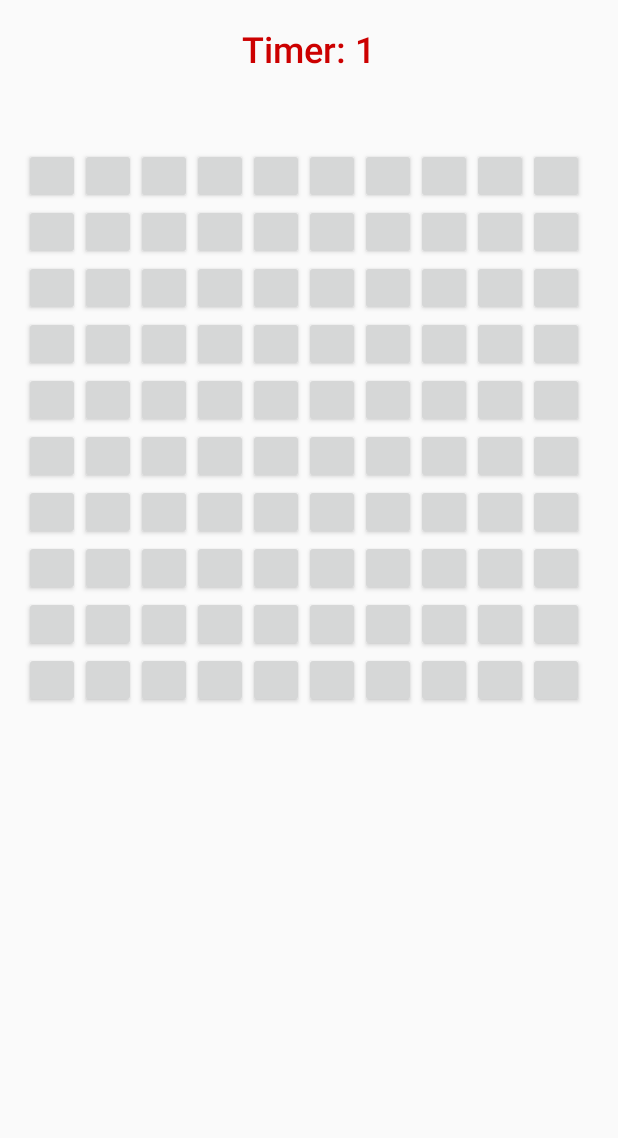
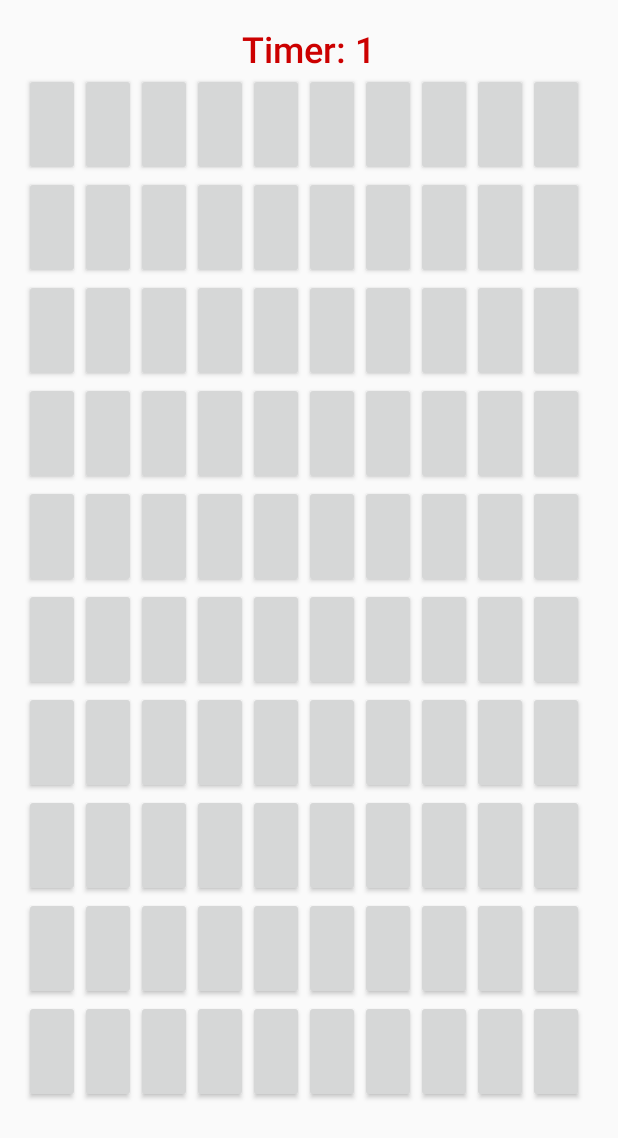
Before and after one commit to MeronKot/Minesweeper1, an Android app: the screen it shows after launch (MainActivity), after a tap on an icon or button, on a phone screen of 412 x 824 dp. Shown: the top 1138 px of the screen. Run offline under Robolectric (Android 15) with nearby library versions, the phone set to English and light mode, and no system bars; libraries missing offline, so code that uses them is left out: android.net.sip.

Commit message:
change to grid layout

```diff
--- a/app/src/main/java/com/example/dell/minesweeper/MainActivity.java
+++ b/app/src/main/java/com/example/dell/minesweeper/MainActivity.java
@@ -12,12 +12,17 @@ import android.location.LocationManager;
 import android.os.Build;
 import android.os.Bundle;
 import android.provider.Settings;
+import android.support.annotation.Size;
 import android.support.v4.app.ActivityCompat;
 import android.support.v7.app.ActionBar;
 import android.support.v7.app.AppCompatActivity;
 import android.view.ViewGroup;
 import android.view.animation.AccelerateDecelerateInterpolator;
+import android.view.animation.Animation;
+import android.view.animation.AnimationUtils;
+import android.view.animation.LayoutAnimationController;
 import android.widget.Button;
+import android.widget.GridLayout;
 import android.widget.LinearLayout;
 import android.widget.TextView;
 
@@ -32,6 +37,7 @@ public class MainActivity extends AppCompatActivity implements GridButtonListene
     private TextView textView;
     private GridButton[][] buttons;
     private LinearLayout rowsLayout;
+    private GridLayout gridLayout;
     private int[][] bombsCoord;
     private int count = 0;
     private Timer timer;
@@ -53,8 +59,11 @@ public class MainActivity extends AppCompatActivity implements GridButtonListene
         bombsCoord = new int[2][bombs];
         numberOfClickedButtons = 0;
 
-        rowsLayout = (LinearLayout) findViewById(R.id.rowsLayout);
-        rowsLayout.addView(drawButtonsGrid(buttons, size));
+
+        gridLayout = (GridLayout)findViewById(R.id.gridLayout);
+        initGrid(gridLayout,buttons,size);
+        //rowsLayout = (LinearLayout) findViewById(R.id.rowsLayout);
+        //rowsLayout.addView(drawButtonsGrid(buttons, size));
 
         timerView = (TextView) findViewById(R.id.textView2);
         timer = new Timer();
@@ -75,6 +84,26 @@ public class MainActivity extends AppCompatActivity implements GridButtonListene
         calculateNeighbours();
         // ATTENTION: This was auto-generated to implement the App Indexing API.
         // See https://g.co/AppIndexing/AndroidStudio for more information.
+    }
+
+    private void initGrid(GridLayout gridLayout, GridButton[][] buttons, int size) {
+        gridLayout.setOrientation(GridLayout.HORIZONTAL);
+        gridLayout.setColumnCount(this.size);
+        gridLayout.setRowCount(this.size);
+
+        int paramWid = getScreenWidth();
+        int paramHei = getScreenHeight();
+        for(int i = 0 ; i < size ; i++){
+            for(int j = 0 ; j < size ; j++){
+                buttons[i][j] = new GridButton(this);
+                buttons[i][j].setX_Y(i, j);
+                buttons[i][j].setLayoutParams(new ViewGroup.LayoutParams
+                        (paramWid/(size + 1), paramHei/(size + 2)));
+                //buttons[i][j].setBackgroundResource(R.drawable.unbutton);
+                buttons[i][j].setListener(this);
+                gridLayout.addView(buttons[i][j]);
+            }
+        }
     }
 
 
@@ -246,15 +275,35 @@ public class MainActivity extends AppCompatActivity implements GridButtonListene
     }
 
     private void gameOver() {
+        for(int i = 0 ; i < size ; i++){
+            for(int j = 0 ; j < size ; j++){
+                ObjectAnimator objectAnimator = ObjectAnimator.ofFloat(buttons[i][j],"y",50f);
 
-        for(int r = 0 ; r < buttons.length ; r++) {
-            for (int c = 0; c < buttons[0].length; c++) {
-                ObjectAnimator anim = ObjectAnimator.ofFloat(buttons[r][c], "y", 0f, 100f);
-                anim.setDuration(3000);
-                anim.start();
             }
         }
-        //Intent intent = new Intent(MainActivity.this, LossActivity.class);
-        //MainActivity.this.startActivity(intent);
+
+
+        Animation anim = AnimationUtils.loadAnimation(this,R.anim.slide_in_bottom);
+        LayoutAnimationController controller = new LayoutAnimationController(anim);
+        controller.setDelay(0.3f);
+        gridLayout.setLayoutAnimation(controller);
+        gridLayout.setLayoutAnimationListener(new Animation.AnimationListener() {
+            @Override
+            public void onAnimationStart(Animation animation) {
+
+            }
+
+            @Override
+            public void onAnimationEnd(Animation animation) {
+                Intent intent = new Intent(MainActivity.this,LossActivity.class);
+                startActivity(intent);
+            }
+
+            @Override
+            public void onAnimationRepeat(Animation animation) {
+
+            }
+        });
+        controller.start();
     }
 }
--- /dev/null
+++ b/app/src/main/res/anim/slide_in_bottom.xml
@@ -0,0 +1,6 @@
+<?xml version="1.0" encoding="utf-8"?>
+<translate xmlns:android="http://schemas.android.com/apk/res/android"
+    android:toYDelta="100%p"
+    android:fromYDelta="0"
+    android:duration="400"
+    />
--- a/app/src/main/res/layout/activity_main.xml
+++ b/app/src/main/res/layout/activity_main.xml
@@ -23,6 +23,12 @@
         android:layout_alignParentTop="true"
         android:layout_centerHorizontal="true" />
 
+    <GridLayout
+        android:id="@+id/gridLayout"
+        android:layout_below="@id/textView2"
+        android:layout_width="match_parent"
+        android:layout_height="match_parent"></GridLayout>
+
     <LinearLayout
         android:id="@+id/rowsLayout"
         android:orientation="vertical"
```
